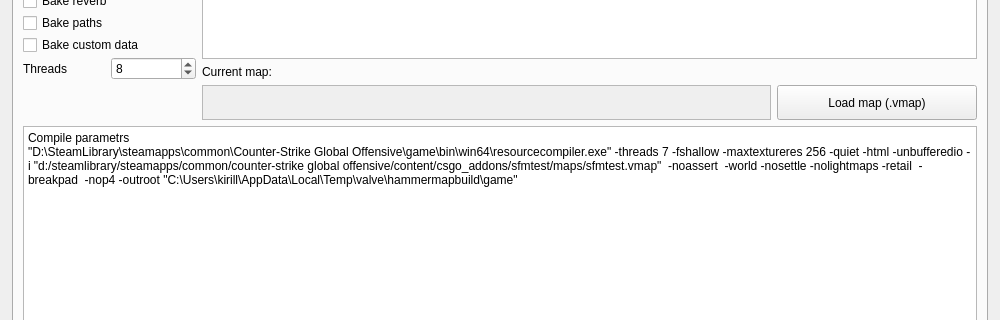
Old version of the form ui/s2ec.ui in the repository KETALx/s2_externalcoompiler; both pictures show x 0 to 1000 and y 411 to 731 of the 1000 by 849 pixel window.
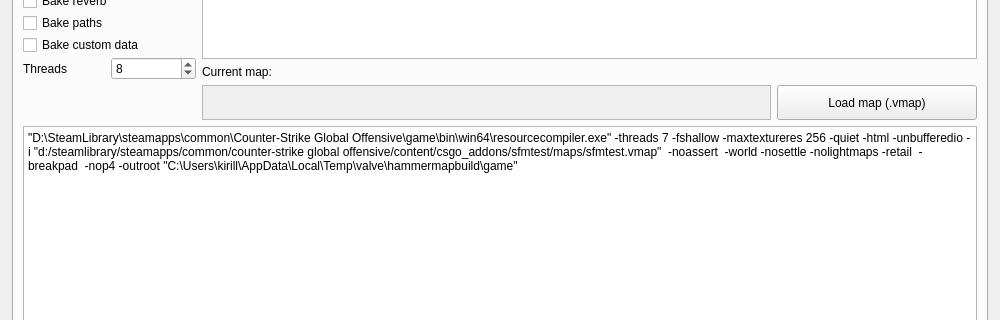
New version of the form. Icons and pictures are not drawn.

```diff
--- a/ui/s2ec.ui
+++ b/ui/s2ec.ui
@@ -454,8 +454,7 @@
         <item>
          <widget class="QPlainTextEdit" name="plainTextEdit_3">
           <property name="plainText">
-           <string>Compile parametrs
-&quot;D:\SteamLibrary\steamapps\common\Counter-Strike Global Offensive\game\bin\win64\resourcecompiler.exe&quot; -threads 7 -fshallow -maxtextureres 256 -quiet -html -unbufferedio -i &quot;d:/steamlibrary/steamapps/common/counter-strike global offensive/content/csgo_addons/sfmtest/maps/sfmtest.vmap&quot;  -noassert  -world -nosettle -nolightmaps -retail  -breakpad  -nop4 -outroot &quot;C:\Users\kirill\AppData\Local\Temp\valve\hammermapbuild\game&quot;</string>
+           <string>&quot;D:\SteamLibrary\steamapps\common\Counter-Strike Global Offensive\game\bin\win64\resourcecompiler.exe&quot; -threads 7 -fshallow -maxtextureres 256 -quiet -html -unbufferedio -i &quot;d:/steamlibrary/steamapps/common/counter-strike global offensive/content/csgo_addons/sfmtest/maps/sfmtest.vmap&quot;  -noassert  -world -nosettle -nolightmaps -retail  -breakpad  -nop4 -outroot &quot;C:\Users\kirill\AppData\Local\Temp\valve\hammermapbuild\game&quot;</string>
           </property>
          </widget>
         </item>
```
Left out of the diff: 2 changed lines with no effect on the pictures.
